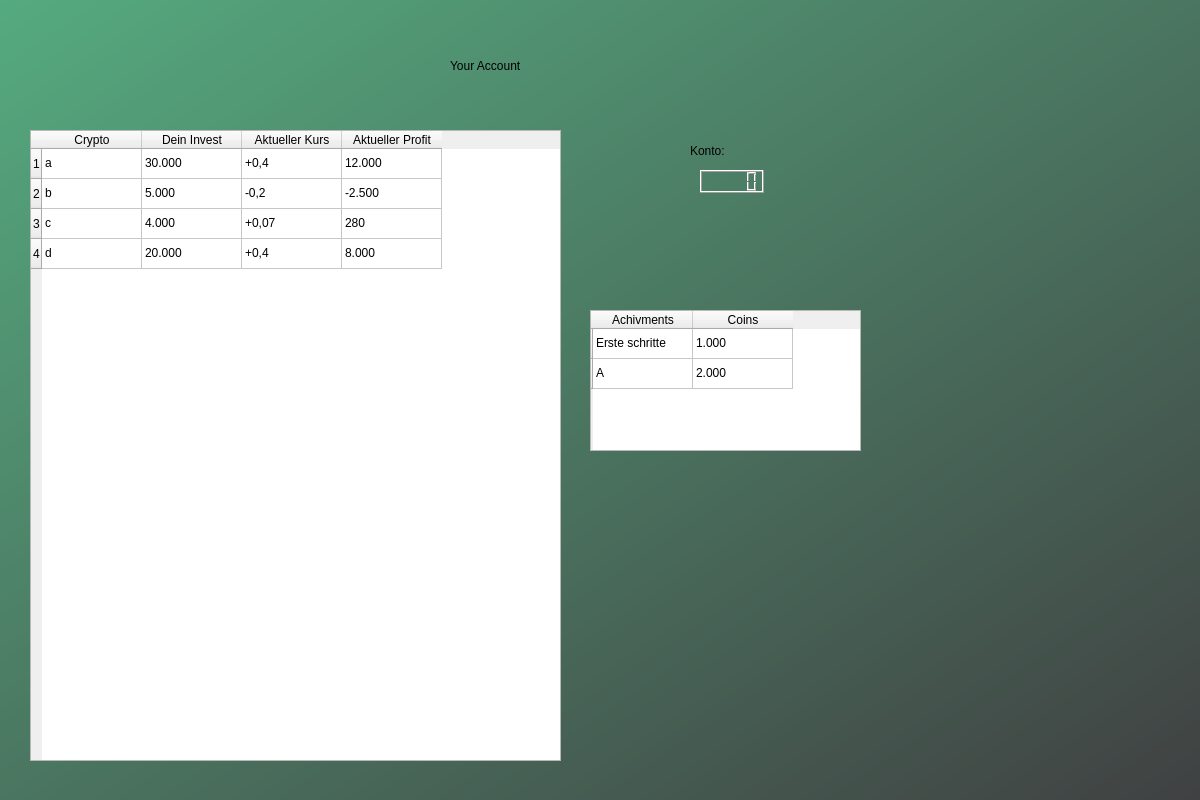
Above: client/account.ui from SushantKumarPandey/Crypto-Tradeing-App-with-fake-currency before the change. Below: the same form after it.
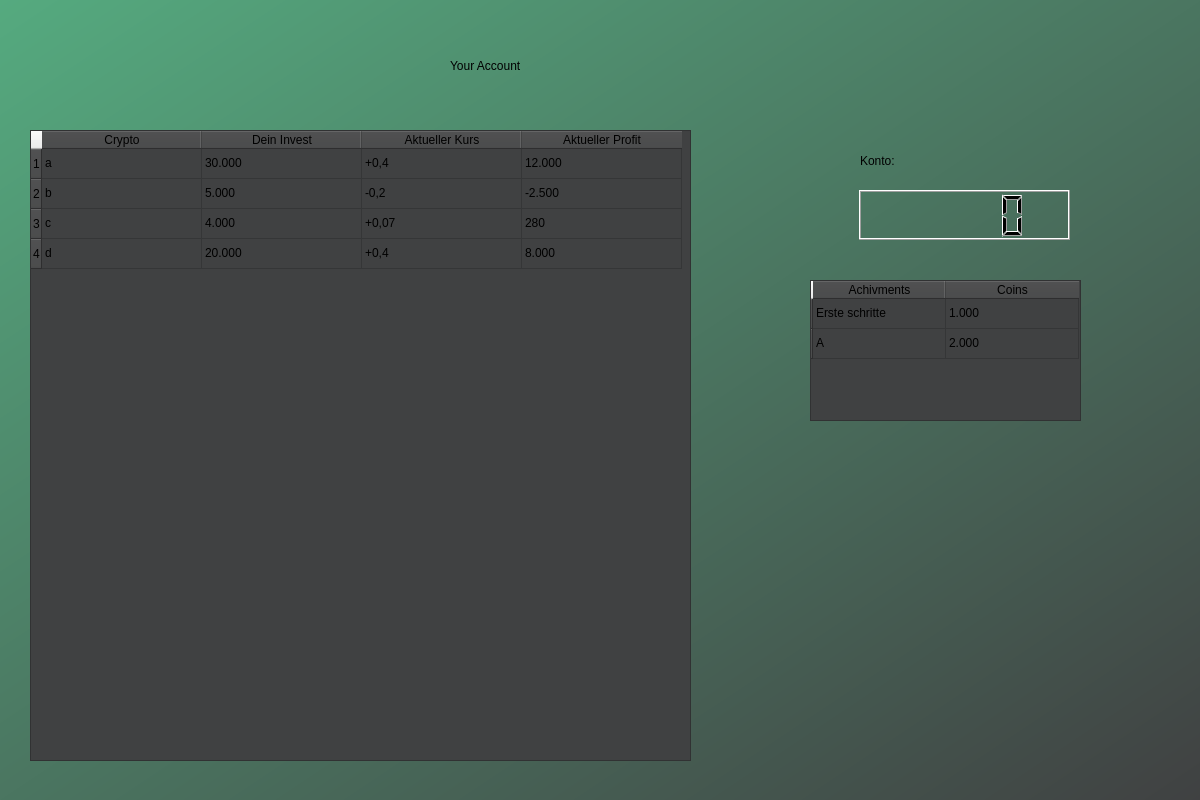
That is the form after the change.

Commit message: fix(UI): Verschönerung und anpassungen

```diff
--- a/client/account.ui
+++ b/client/account.ui
@@ -38,13 +38,19 @@
      <rect>
       <x>20</x>
       <y>130</y>
-      <width>531</width>
+      <width>661</width>
       <height>631</height>
      </rect>
     </property>
     <property name="styleSheet">
-     <string notr="true"/>
+     <string notr="true">font: 14pt &quot;Segoe UI&quot;;
+color: rgb(0, 0, 0);
+background-color: rgb(64, 65, 66);
+</string>
     </property>
+    <attribute name="horizontalHeaderDefaultSectionSize">
+     <number>160</number>
+    </attribute>
     <row/>
     <row/>
     <row/>
@@ -150,33 +156,6 @@
      </property>
     </item>
    </widget>
-   <widget class="QLabel" name="label_2">
-    <property name="geometry">
-     <rect>
-      <x>680</x>
-      <y>130</y>
-      <width>101</width>
-      <height>41</height>
-     </rect>
-    </property>
-    <property name="styleSheet">
-     <string notr="true">color: rgb(0, 0, 0);
-font: 16pt &quot;Segoe UI&quot;;</string>
-    </property>
-    <property name="text">
-     <string>Konto:</string>
-    </property>
-   </widget>
-   <widget class="QLCDNumber" name="kontostand">
-    <property name="geometry">
-     <rect>
-      <x>690</x>
-      <y>170</y>
-      <width>64</width>
-      <height>23</height>
-     </rect>
-    </property>
-   </widget>
    <widget class="QLabel" name="label">
     <property name="geometry">
      <rect>
@@ -194,15 +173,24 @@
      <string>Your Account</string>
     </property>
    </widget>
+  </widget>
    <widget class="QTableWidget" name="tableWidget">
     <property name="geometry">
      <rect>
-      <x>580</x>
-      <y>310</y>
+     <x>810</x>
+     <y>280</y>
       <width>271</width>
       <height>141</height>
      </rect>
     </property>
+   <property name="styleSheet">
+    <string notr="true">font: 14pt &quot;Segoe UI&quot;;
+color: rgb(0, 0, 0);
+background-color: rgb(64, 65, 66);</string>
+   </property>
+   <attribute name="horizontalHeaderDefaultSectionSize">
+    <number>133</number>
+   </attribute>
     <row>
      <property name="text">
       <string/>
@@ -244,6 +232,32 @@
      </property>
     </item>
    </widget>
+  <widget class="QLabel" name="label_2">
+   <property name="geometry">
+    <rect>
+     <x>860</x>
+     <y>140</y>
+     <width>101</width>
+     <height>41</height>
+    </rect>
+   </property>
+   <property name="styleSheet">
+    <string notr="true">color: rgb(0, 0, 0);
+font: 16pt &quot;Segoe UI&quot;;</string>
+   </property>
+   <property name="text">
+    <string>Konto:</string>
+   </property>
+  </widget>
+  <widget class="QLCDNumber" name="kontostand">
+   <property name="geometry">
+    <rect>
+     <x>859</x>
+     <y>190</y>
+     <width>211</width>
+     <height>50</height>
+    </rect>
+   </property>
   </widget>
  </widget>
  <resources/>
```
Lines whose indentation alone changed are shown as unchanged. The commit also changes 4 other files.
